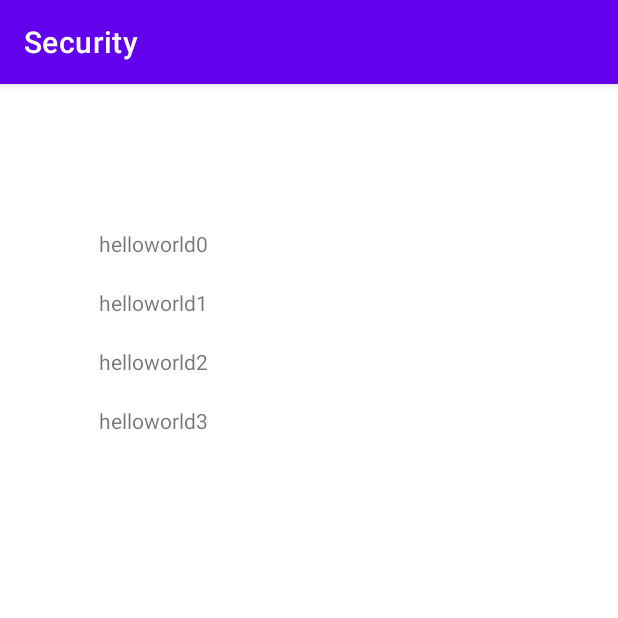
After one commit to Senior-Project-10A-IOT/phone-app, an Android app: the DbActivity screen opened directly, with no data from a screen before it, on a phone screen of 412 x 824 dp, the top half of it. The commit adds this screen. Run offline under Robolectric (Android 15) with nearby library versions, the phone set to English and light mode, and no system bars.

Commit message:
start database view

```diff
--- a/app/src/main/AndroidManifest.xml
+++ b/app/src/main/AndroidManifest.xml
@@ -1,6 +1,9 @@
 <?xml version="1.0" encoding="utf-8"?>
 <manifest xmlns:android="http://schemas.android.com/apk/res/android"
     package="com.example.testapp">
+
+    <uses-permission android:name="android.permission.INTERNET" />
+    <uses-permission android:name="android.permission.ACCESS_NETWORK_STATE" />
 
     <application
         android:name=".SecurityApplication"
@@ -11,6 +14,9 @@
         android:supportsRtl="true"
         android:theme="@style/Theme.Testapp"
         android:usesCleartextTraffic="true">
+        <activity
+            android:name=".DbActivity"
+            android:exported="false" />
         <activity
             android:name=".MainActivity"
             android:exported="true"
@@ -24,6 +30,4 @@
         </activity>
     </application>
 
-    <uses-permission android:name="android.permission.INTERNET" />
-    <uses-permission android:name="android.permission.ACCESS_NETWORK_STATE" />
 </manifest>
--- /dev/null
+++ b/app/src/main/java/com/example/testapp/DbActivity.java
@@ -0,0 +1,31 @@
+package com.example.testapp;
+
+import androidx.appcompat.app.AppCompatActivity;
+import androidx.recyclerview.widget.GridLayoutManager;
+import androidx.recyclerview.widget.LinearLayoutManager;
+import androidx.recyclerview.widget.RecyclerView;
+
+import android.os.Bundle;
+
+import java.util.ArrayList;
+
+public class DbActivity extends AppCompatActivity {
+    DbAdapter adapter;
+
+    @Override
+    protected void onCreate(Bundle savedInstanceState) {
+        super.onCreate(savedInstanceState);
+        setContentView(R.layout.activity_db);
+
+        ArrayList<DbAdapter.DbItem> list = new ArrayList<>();
+        list.add(new DbAdapter.DbItem());
+        list.add(new DbAdapter.DbItem());
+        list.add(new DbAdapter.DbItem());
+        list.add(new DbAdapter.DbItem());
+
+        RecyclerView recyclerView = findViewById(R.id.db_list);
+        recyclerView.setLayoutManager(new LinearLayoutManager(this));
+        adapter = new DbAdapter(this, list);
+        recyclerView.setAdapter(adapter);
+    }
+}
--- /dev/null
+++ b/app/src/main/java/com/example/testapp/DbAdapter.java
@@ -0,0 +1,69 @@
+package com.example.testapp;
+
+import android.content.Context;
+import android.util.Log;
+import android.view.LayoutInflater;
+import android.view.View;
+import android.view.ViewGroup;
+import android.widget.AdapterView;
+import android.widget.TextView;
+
+import androidx.annotation.NonNull;
+import androidx.recyclerview.widget.RecyclerView;
+
+import java.util.List;
+
+public class DbAdapter extends RecyclerView.Adapter<DbAdapter.ViewHolder> {
+    private List<DbItem> data;
+    private LayoutInflater inflater;
+    private AdapterView.OnItemClickListener itemClickListener;
+
+    DbAdapter(Context context, List<DbItem> data) {
+        this.inflater = LayoutInflater.from(context);
+        this.data = data;
+    }
+
+    @NonNull
+    @Override
+    public ViewHolder onCreateViewHolder(@NonNull ViewGroup parent, int viewType) {
+        View view = inflater.inflate(R.layout.db_row, parent, false);
+        return new ViewHolder(view);
+    }
+
+    @Override
+    public void onBindViewHolder(@NonNull ViewHolder holder, int position) {
+        DbItem item = data.get(position);
+        holder.hello.setText("hello");
+        holder.world.setText("world" + position);
+    }
+
+    @Override
+    public int getItemCount() {
+        Log.e("", "" + data.size());
+        return data.size();
+    }
+
+    public static class DbItem {
+    }
+
+    public class ViewHolder extends RecyclerView.ViewHolder implements View.OnClickListener {
+        TextView hello;
+        TextView world;
+
+        ViewHolder(View itemView) {
+            super(itemView);
+            hello = itemView.findViewById(R.id.hello);
+            world = itemView.findViewById(R.id.world);
+            itemView.setOnClickListener(this);
+        }
+
+        @Override
+        public void onClick(View view) {
+            Log.e("idk","lolsdfklj;fsalk;");
+            if (itemClickListener != null) {
+                // ???
+                //itemClickListener.onItemClick(view, getBindingAdapterPosition());
+            }
+        }
+    }
+}
--- a/app/src/main/java/com/example/testapp/FirstFragment.java
+++ b/app/src/main/java/com/example/testapp/FirstFragment.java
@@ -1,6 +1,7 @@
 package com.example.testapp;
 
 import android.app.PendingIntent;
+import android.content.Intent;
 import android.graphics.Bitmap;
 import android.graphics.BitmapFactory;
 import android.media.AudioAttributes;
@@ -125,6 +126,12 @@ public class FirstFragment extends Fragment {
         //    ft.commit();
         //});
 
+        binding.showDB.setOnClickListener(view -> {
+            Intent intent = new Intent(getActivity(), DbActivity.class);
+            startActivity(intent);
+        });
+
+
         return binding.getRoot();
     }
 
--- /dev/null
+++ b/app/src/main/res/layout/activity_db.xml
@@ -0,0 +1,18 @@
+<?xml version="1.0" encoding="utf-8"?>
+<androidx.constraintlayout.widget.ConstraintLayout xmlns:android="http://schemas.android.com/apk/res/android"
+    xmlns:app="http://schemas.android.com/apk/res-auto"
+    xmlns:tools="http://schemas.android.com/tools"
+    android:layout_width="match_parent"
+    android:layout_height="match_parent"
+    tools:context=".DbActivity">
+
+    <androidx.recyclerview.widget.RecyclerView
+        android:id="@+id/db_list"
+        android:layout_width="300dp"
+        android:layout_height="595dp"
+        app:layout_constraintBottom_toBottomOf="parent"
+        app:layout_constraintEnd_toEndOf="parent"
+        app:layout_constraintHorizontal_bias="0.5"
+        app:layout_constraintStart_toStartOf="parent"
+        app:layout_constraintTop_toTopOf="parent" />
+</androidx.constraintlayout.widget.ConstraintLayout>
--- /dev/null
+++ b/app/src/main/res/layout/db_row.xml
@@ -0,0 +1,24 @@
+<?xml version="1.0" encoding="utf-8"?>
+<LinearLayout xmlns:android="http://schemas.android.com/apk/res/android"
+    xmlns:app="http://schemas.android.com/apk/res-auto"
+    xmlns:tools="http://schemas.android.com/tools"
+    android:layout_width="match_parent"
+    android:layout_height="wrap_content"
+    android:orientation="horizontal"
+    android:padding="10dp"
+    >
+
+    <TextView
+        android:id="@+id/hello"
+        android:layout_width="wrap_content"
+        android:layout_height="wrap_content"
+        android:text="A"
+        />
+
+    <TextView
+        android:id="@+id/world"
+        android:layout_width="wrap_content"
+        android:layout_height="wrap_content"
+        android:text="B"
+        />
+</LinearLayout>
```
